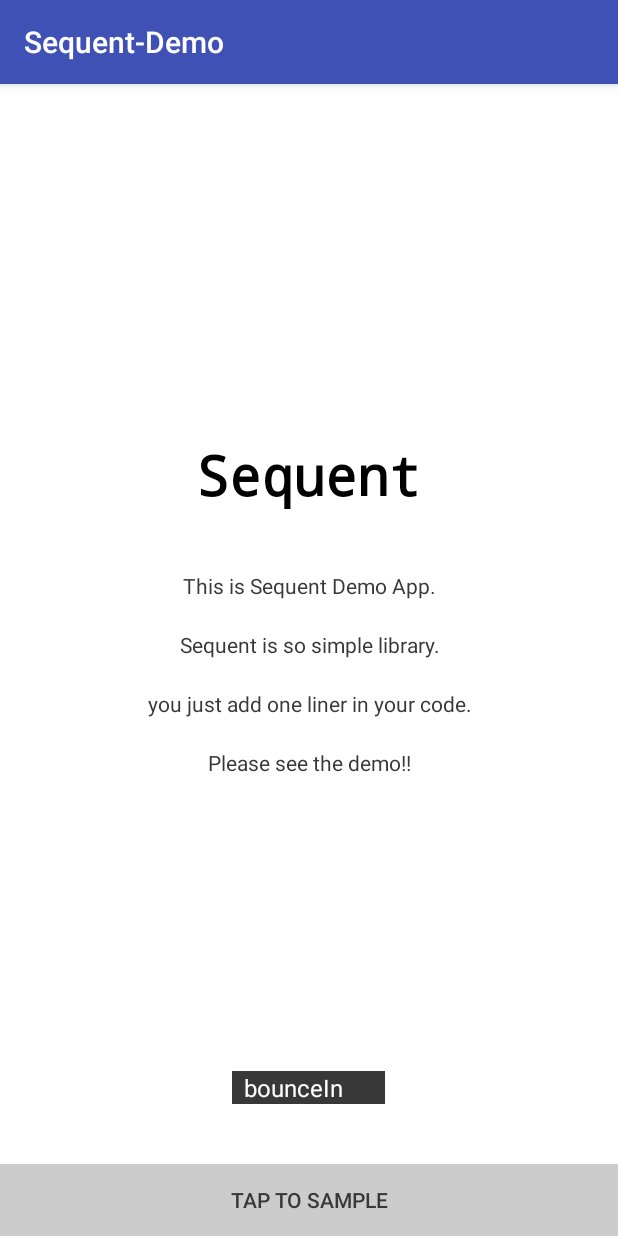
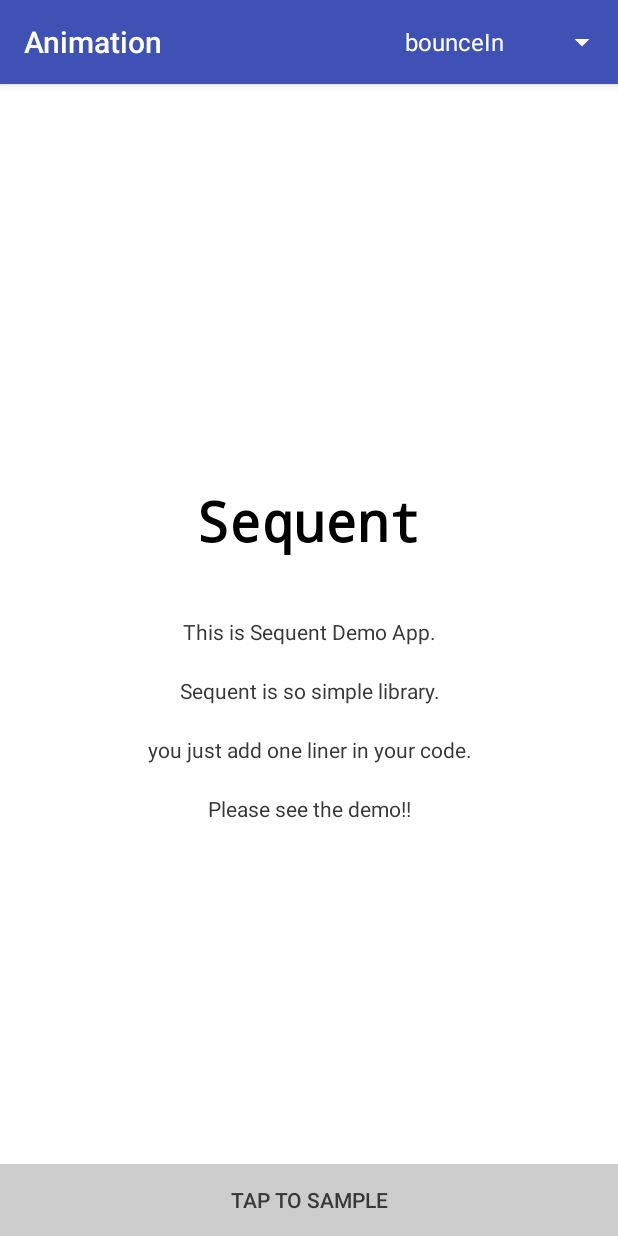
Before and after one commit to fujiyuu75/Sequent, an Android app: the screen it shows after launch (AnimActivity), on a phone screen of 412 x 824 dp. Run offline under Robolectric (Android 15) with nearby library versions, the phone set to English and light mode, and no system bars.

Commit message:
Modify demo

```diff
--- a/sample/src/main/AndroidManifest.xml
+++ b/sample/src/main/AndroidManifest.xml
@@ -9,14 +9,18 @@
         android:roundIcon="@mipmap/ic_launcher_round"
         android:supportsRtl="true"
         android:theme="@style/AppTheme">
-        <activity android:name=".AnimActivity">
+        <activity
+            android:name=".AnimActivity"
+            android:label="Animation">
             <intent-filter>
                 <action android:name="android.intent.action.MAIN"/>
 
                 <category android:name="android.intent.category.LAUNCHER"/>
             </intent-filter>
         </activity>
-        <activity android:name=".SampleActivity">
+        <activity
+            android:name=".SampleActivity"
+            android:label="Sequent-Sample">
         </activity>
     </application>
 
--- a/sample/src/main/java/com/fujiyuu75/sequent/sample/AnimActivity.java
+++ b/sample/src/main/java/com/fujiyuu75/sequent/sample/AnimActivity.java
@@ -2,10 +2,14 @@ package com.fujiyuu75.sequent.sample;
 
 import android.content.Intent;
 import android.os.Bundle;
+import android.support.v4.view.MenuItemCompat;
 import android.support.v7.app.AppCompatActivity;
 import android.util.Log;
+import android.view.Menu;
+import android.view.MenuItem;
 import android.view.View;
 import android.widget.AdapterView;
+import android.widget.ArrayAdapter;
 import android.widget.LinearLayout;
 import android.widget.Spinner;
 
@@ -16,7 +20,6 @@ public class AnimActivity extends AppCompatActivity {
 
     private final static String TAG = AnimActivity.class.getSimpleName();
     private LinearLayout layout;
-    private Spinner spinner;
 
     @Override
     protected void onCreate(Bundle savedInstanceState) {
@@ -24,7 +27,6 @@ public class AnimActivity extends AppCompatActivity {
         setContentView(R.layout.activity_anim);
 
         layout = (LinearLayout) findViewById(R.id.layout);
-        spinner = (Spinner) findViewById(R.id.spinner);
 
         findViewById(R.id.button).setOnClickListener(new View.OnClickListener() {
             @Override
@@ -32,6 +34,20 @@ public class AnimActivity extends AppCompatActivity {
                 startActivity(new Intent(getApplicationContext(), SampleActivity.class));
             }
         });
+    }
+
+    @Override
+    public boolean onCreateOptionsMenu(Menu menu) {
+        getMenuInflater().inflate(R.menu.animation, menu);
+
+        MenuItem item = menu.findItem(R.id.spinner);
+        Spinner spinner = (Spinner) MenuItemCompat.getActionView(item);
+
+        ArrayAdapter<CharSequence> adapter = ArrayAdapter.createFromResource(this,
+                R.array.anims, android.R.layout.simple_spinner_item);
+        adapter.setDropDownViewResource(android.R.layout.simple_spinner_dropdown_item);
+
+        spinner.setAdapter(adapter);
 
         spinner.setOnItemSelectedListener(new AdapterView.OnItemSelectedListener() {
             @Override
@@ -40,7 +56,7 @@ public class AnimActivity extends AppCompatActivity {
                 Log.d(TAG, String.format("%s %s", "selectedItemString", selectedItemString));
                 Log.d(TAG, String.format("%s %s", "position", position));
 
-                switch (position){
+                switch (position) {
                     case 0:
                         Sequent.origin(layout).anim(getApplicationContext(), Animation.BOUNCE_IN).start();
                         break;
@@ -66,5 +82,7 @@ public class AnimActivity extends AppCompatActivity {
             public void onNothingSelected(AdapterView<?> parent) {
             }
         });
+
+        return true;
     }
 }
--- a/sample/src/main/res/layout/activity_anim.xml
+++ b/sample/src/main/res/layout/activity_anim.xml
@@ -65,17 +65,6 @@
             android:textColor="@color/app_black"/>
     </LinearLayout>
 
-    <Spinner
-        android:id="@+id/spinner"
-        android:layout_width="wrap_content"
-        android:layout_height="wrap_content"
-        android:layout_gravity="center"
-        android:layout_marginBottom="40dp"
-        android:entries="@array/anims"
-        android:background="@color/app_black"
-        android:spinnerMode="dialog"
-        android:textSize="16sp"/>
-
     <android.support.v7.widget.AppCompatButton
         android:id="@+id/button"
         android:layout_width="match_parent"
--- /dev/null
+++ b/sample/src/main/res/menu/animation.xml
@@ -0,0 +1,10 @@
+<?xml version="1.0" encoding="utf-8"?>
+<menu xmlns:android="http://schemas.android.com/apk/res/android"
+      xmlns:app="http://schemas.android.com/apk/res-auto">
+    <item
+        android:id="@+id/spinner"
+        android:title="Animations"
+        app:actionViewClass="android.widget.Spinner"
+        android:background="#ff00"
+        app:showAsAction="always" />
+</menu>
```
